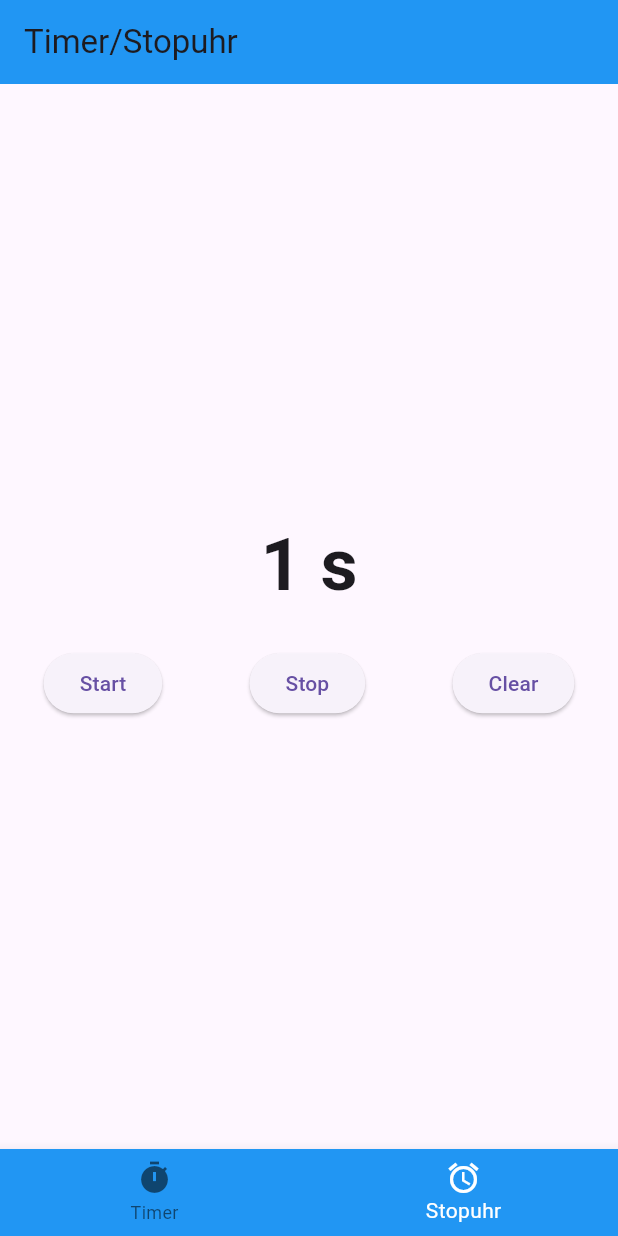
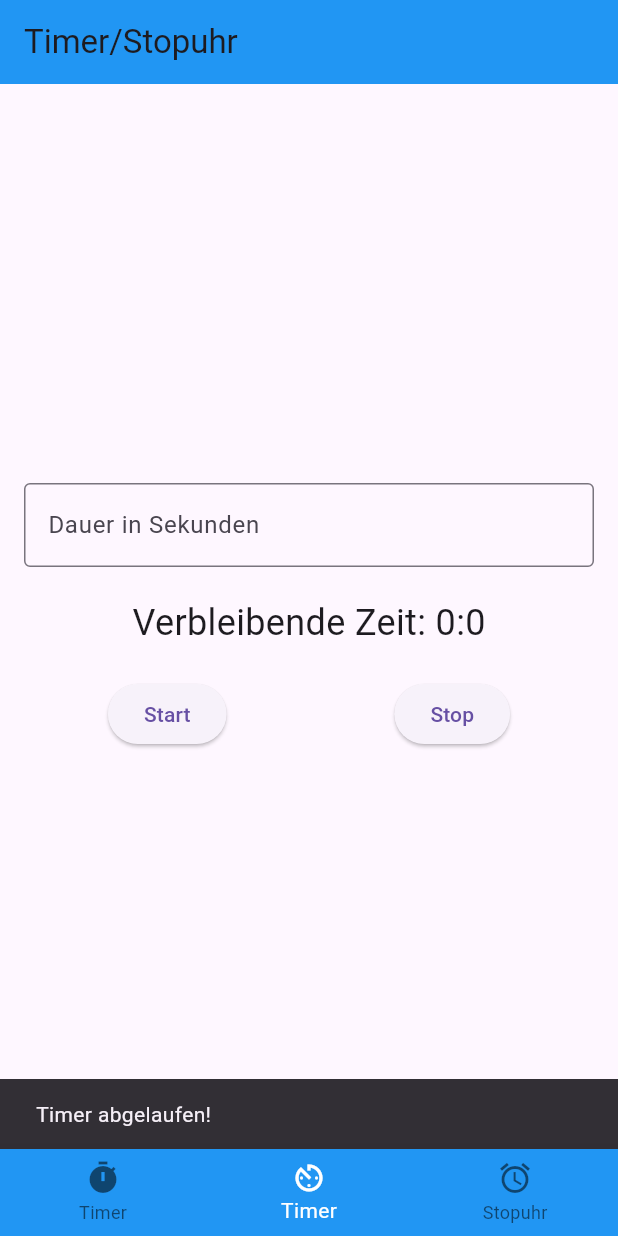
Before and after one commit to MR-Baer89/ps_timer, a Flutter app: the screen it shows after launch, item 2 of the bottom bar chosen, after a tap on "Start", on a phone screen of 412 x 824 dp. Run offline on Flutter 3.47's test engine with Material 3 defaults, Android fonts, the phone set to English and light mode, and no system bars.

Commit message:
add timer with import:async.dart

```diff
--- a/lib/main_screen.dart
+++ b/lib/main_screen.dart
@@ -1,6 +1,7 @@
 import 'package:flutter/material.dart';
 import 'package:ps_timer/stopwatch_screen.dart';
 import 'package:ps_timer/timer_screen.dart';
+import 'package:ps_timer/timer_screen_async.dart';
 
 class MainScreen extends StatefulWidget {
   const MainScreen({super.key});
@@ -14,6 +15,7 @@ class _MainScreenState extends State<MainScreen> {
 
   final List<Widget> _screens = [
     const TimerScreen(),
+    const TimerScreenAsync(),
     const StopwatchScreen(),
   ];
 
@@ -39,6 +41,10 @@ class _MainScreenState extends State<MainScreen> {
             label: 'Timer',
           ),
           BottomNavigationBarItem(
+            icon: Icon(Icons.av_timer),
+            label: 'Timer',
+          ),
+          BottomNavigationBarItem(
             icon: Icon(Icons.alarm),
             label: 'Stopuhr',
           ),
--- /dev/null
+++ b/lib/timer_screen_async.dart
@@ -0,0 +1,77 @@
+import 'dart:async';
+import 'package:flutter/material.dart';
+
+class TimerScreenAsync extends StatefulWidget {
+  const TimerScreenAsync({super.key});
+
+  @override
+  TimerScreenAsyncState createState() => TimerScreenAsyncState();
+}
+
+class TimerScreenAsyncState extends State<TimerScreenAsync> {
+  int remainingSeconds = 0;
+  Timer? timer;
+  final TextEditingController durationController = TextEditingController();
+
+  void startTimer() {
+    final durationInSeconds = int.tryParse(durationController.text) ?? 0;
+    remainingSeconds = durationInSeconds;
+
+    timer = Timer.periodic(const Duration(seconds: 1), (timer) {
+      setState(() {
+        if (remainingSeconds > 0) {
+          remainingSeconds--;
+        } else {
+          timer.cancel();
+          ScaffoldMessenger.of(context).showSnackBar(
+            const SnackBar(content: Text('Timer abgelaufen!')),
+          );
+        }
+      });
+    });
+  }
+
+  void stopTimer() {
+    timer?.cancel();
+  }
+
+  @override
+  Widget build(BuildContext context) {
+    return Scaffold(
+      body: Padding(
+        padding: const EdgeInsets.all(16.0),
+        child: Column(
+          mainAxisAlignment: MainAxisAlignment.center,
+          children: [
+            TextField(
+              controller: durationController,
+              keyboardType: TextInputType.number,
+              decoration: const InputDecoration(
+                  labelText: 'Dauer in Sekunden', border: OutlineInputBorder()),
+            ),
+            const SizedBox(height: 20),
+            Text(
+              'Verbleibende Zeit: ${(remainingSeconds / 60).floor()}:'
+              '${remainingSeconds % 60}',
+              style: const TextStyle(fontSize: 24),
+            ),
+            const SizedBox(height: 20),
+            Row(
+              mainAxisAlignment: MainAxisAlignment.spaceAround,
+              children: [
+                ElevatedButton(
+                  onPressed: startTimer,
+                  child: const Text('Start'),
+                ),
+                ElevatedButton(
+                  onPressed: stopTimer,
+                  child: const Text('Stop'),
+                ),
+              ],
+            ),
+          ],
+        ),
+      ),
+    );
+  }
+}
```
Also changed, not shown: lib/timer_screen.dart (+27 -24 lines).
